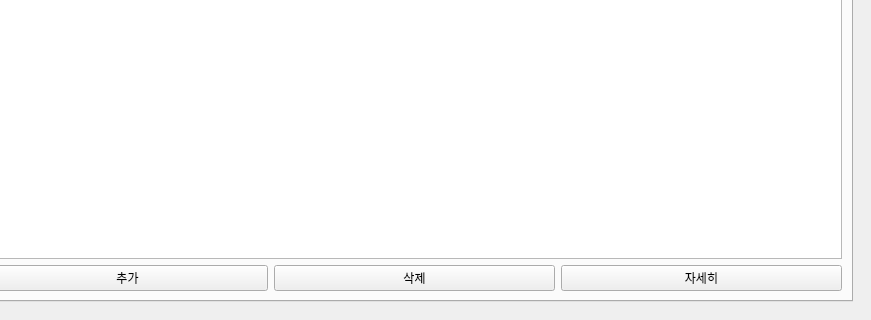
The window that manager/app/assets/gui.ui (yojun313/knpu) describes before a commit, drawn with Qt 5; both pictures show x 198 to 1069 and y 467 to 787 of the 1069 by 787 pixel window.
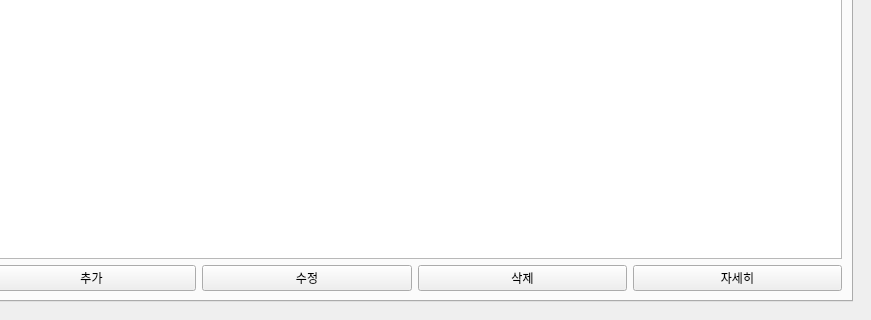
The same window after the commit. The open tabs and pages were chosen to show the change.

What changed in the file:
```diff
--- a/manager/app/assets/gui.ui
+++ b/manager/app/assets/gui.ui
@@ -273,6 +273,13 @@
                 </property>
                </widget>
               </item>
+              <item>
+               <widget class="QPushButton" name="board_editversion_button">
+                <property name="text">
+                 <string>수정</string>
+                </property>
+               </widget>
+              </item>
               <item>
                <widget class="QPushButton" name="board_deleteversion_button">
                 <property name="text">
```
